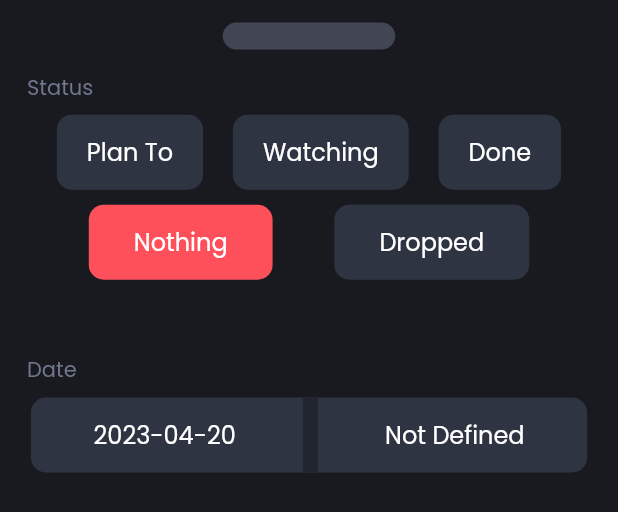
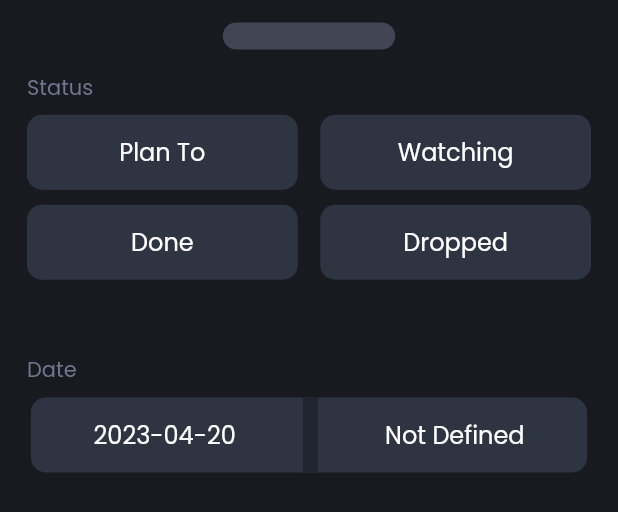
Before and after one commit to DreFlo/lgp-2223-sc1, a Flutter app: the AddToCatalogForm widget shown alone on an empty page, opened directly, on a phone screen of 412 x 824 dp. Shown: the top 512 px of the screen. Run offline on Flutter 3.47's test engine with Material 2 defaults, Android fonts, the phone set to English and light mode, and no system bars; our stand-ins replace floor, flutter_svg, get_it, like_button, lottie, rive and 1 more; missing offline and left inert: books_finder, emojis, tmdb_api; accounts and stored records are empty; generated files the repository leaves out were written again; network calls fail.

Commit message:
Fix buttons in add to catalog form

```diff
--- a/src/lib/pages/leisure/add_to_catalog_form.dart
+++ b/src/lib/pages/leisure/add_to_catalog_form.dart
@@ -64,6 +64,7 @@ class _AddToCatalogFormState extends State<AddToCatalogForm> {
             Row(
               mainAxisAlignment: MainAxisAlignment.spaceEvenly,
               children: [
+                Expanded(child:
                 InkWell(
                   highlightColor: lightGray,
                   borderRadius: const BorderRadius.all(Radius.circular(10)),
@@ -90,7 +91,9 @@ class _AddToCatalogFormState extends State<AddToCatalogForm> {
                     setState(() {});
                   },
                 ),
-                InkWell(
+                ),
+                const SizedBox(width: 15),
+                Expanded(child: InkWell(
                   highlightColor: lightGray,
                   borderRadius: const BorderRadius.all(Radius.circular(10)),
                   child: Column(
@@ -116,7 +119,15 @@ class _AddToCatalogFormState extends State<AddToCatalogForm> {
 
                     setState(() {});
                   },
-                ),
+                )),
+              ],
+            ),
+            const SizedBox(height: 10),
+            const SizedBox(width: 5),
+            Row(
+              mainAxisAlignment: MainAxisAlignment.spaceEvenly,
+              children: [
+                Expanded(child:
                 InkWell(
                   highlightColor: lightGray,
                   borderRadius: const BorderRadius.all(Radius.circular(10)),
@@ -142,40 +153,9 @@ class _AddToCatalogFormState extends State<AddToCatalogForm> {
 
                     setState(() {});
                   },
-                ),
-              ],
-            ),
-            const SizedBox(height: 10),
-            Row(
-              mainAxisAlignment: MainAxisAlignment.spaceEvenly,
-              children: [
-                InkWell(
-                  highlightColor: lightGray,
-                  borderRadius: const BorderRadius.all(Radius.circular(10)),
-                  child: Column(
-                    mainAxisAlignment: MainAxisAlignment.center,
-                    children: [
-                      Container(
-                          height: 50,
-                          padding: const EdgeInsets.only(left: 30, right: 30),
-                          alignment: const Alignment(0, 0),
-                          decoration: BoxDecoration(
-                              borderRadius:
-                                  const BorderRadius.all(Radius.circular(10)),
-                              color: (status == Status.nothing
-                                  ? leisureColor
-                                  : lightGray)),
-                          child: Text(AppLocalizations.of(context).nothing,
-                              style: Theme.of(context).textTheme.bodySmall)),
-                    ],
-                  ),
-                  onTap: () {
-                    status = Status.nothing;
-
-                    setState(() {});
-                  },
-                ),
-                InkWell(
+                )),
+                const SizedBox(width: 15),
+                Expanded(child: InkWell(
                   highlightColor: lightGray,
                   borderRadius: const BorderRadius.all(Radius.circular(10)),
                   child: Column(
@@ -200,7 +180,7 @@ class _AddToCatalogFormState extends State<AddToCatalogForm> {
 
                     setState(() {});
                   },
-                )
+                ))
               ],
             )
           ])),
```
